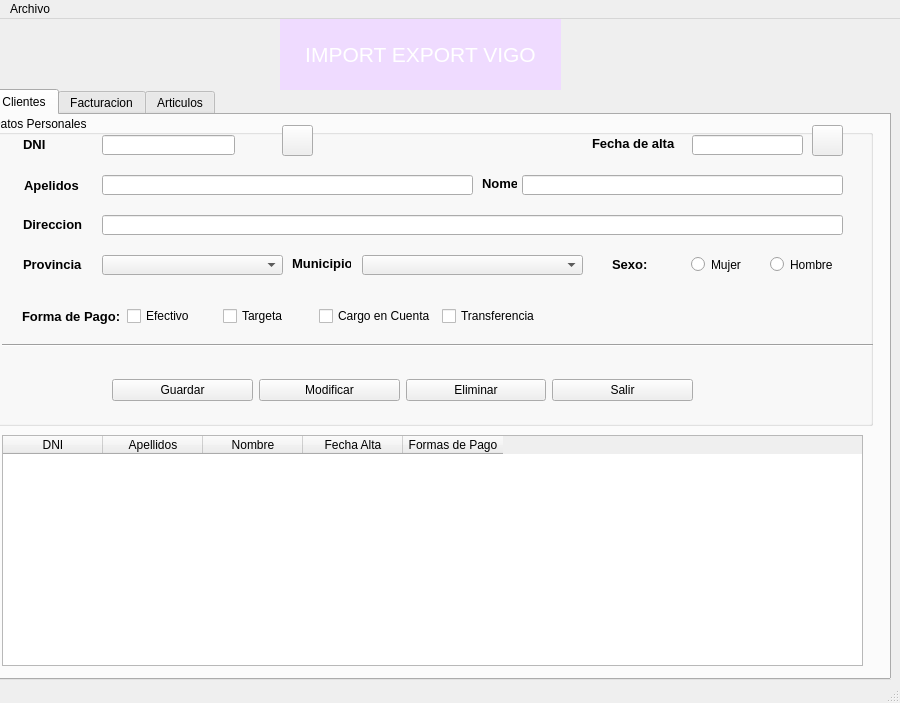
PortelaAtenea/BasicInterface, file window.ui: the form before one commit.
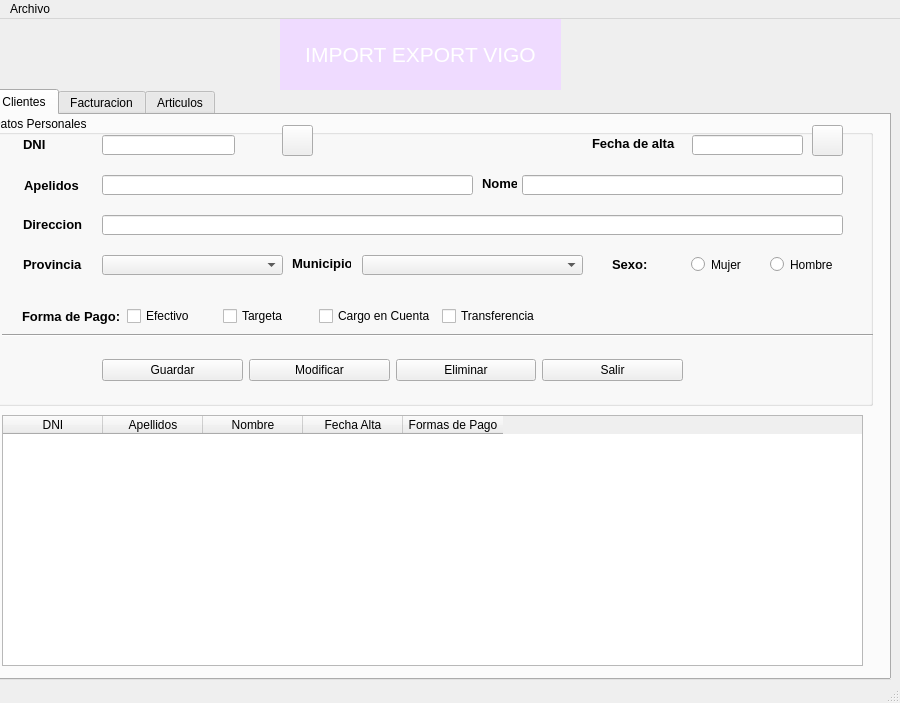
The form after the commit. Icons and pictures are not drawn.

The edit to the form file:
```diff
--- a/window.ui
+++ b/window.ui
@@ -73,7 +73,7 @@
         <x>0</x>
         <y>0</y>
         <width>881</width>
-        <height>311</height>
+        <height>291</height>
        </rect>
       </property>
       <property name="title">
@@ -243,8 +243,8 @@
       <widget class="QWidget" name="layoutWidget">
        <property name="geometry">
         <rect>
-         <x>120</x>
-         <y>250</y>
+         <x>110</x>
+         <y>230</y>
          <width>581</width>
          <height>51</height>
         </rect>
@@ -284,7 +284,7 @@
        <property name="geometry">
         <rect>
          <x>10</x>
-         <y>220</y>
+         <y>210</y>
          <width>871</width>
          <height>20</height>
         </rect>
@@ -530,7 +530,7 @@
         </rect>
        </property>
       </widget>
-      <widget class="QWidget" name="">
+      <widget class="QWidget" name="layoutWidget">
        <property name="geometry">
         <rect>
          <x>620</x>
@@ -581,14 +581,22 @@
       <property name="geometry">
        <rect>
         <x>10</x>
-        <y>320</y>
+        <y>300</y>
         <width>861</width>
-        <height>231</height>
+        <height>251</height>
        </rect>
       </property>
+      <property name="font">
+       <font>
+        <pointsize>9</pointsize>
+       </font>
+      </property>
       <property name="alternatingRowColors">
        <bool>true</bool>
       </property>
+      <attribute name="verticalHeaderDefaultSectionSize">
+       <number>40</number>
+      </attribute>
       <column>
        <property name="text">
         <string>DNI</string>
```
Left out of the diff: 4 changed lines with no effect on the pictures.
